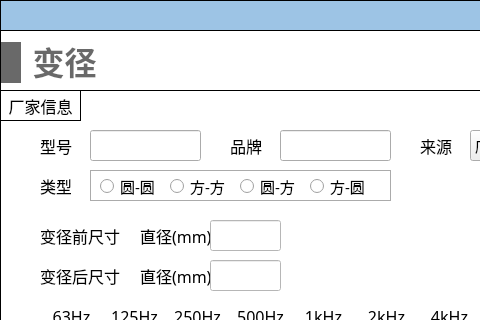
Before: the Qt Designer form NoiseCalSoft/inputDialog/dialog_reducer.ui in haobana/NoiCal, drawn with Qt 5; both pictures show x 0 to 480 and y 0 to 320 of the 651 by 651 pixel window.
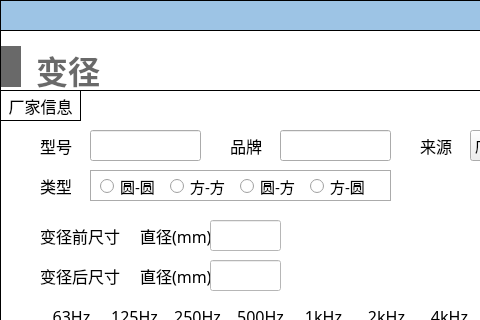
After: the same form once the commit is applied. Icons and pictures are not drawn.

Patch:
```diff
--- a/NoiseCalSoft/inputDialog/dialog_reducer.ui
+++ b/NoiseCalSoft/inputDialog/dialog_reducer.ui
@@ -1160,8 +1160,8 @@
      <rect>
       <x>1</x>
       <y>10</y>
-      <width>101</width>
-      <height>45</height>
+      <width>108</width>
+      <height>54</height>
      </rect>
     </property>
     <layout class="QHBoxLayout" name="horizontalLayout_33">
@@ -1196,6 +1196,7 @@
         <font>
          <family>Microsoft YaHei</family>
          <pointsize>24</pointsize>
+         <weight>75</weight>
          <bold>true</bold>
         </font>
        </property>
```
Left out of the diff: 15 changed lines with no effect on the pictures.
